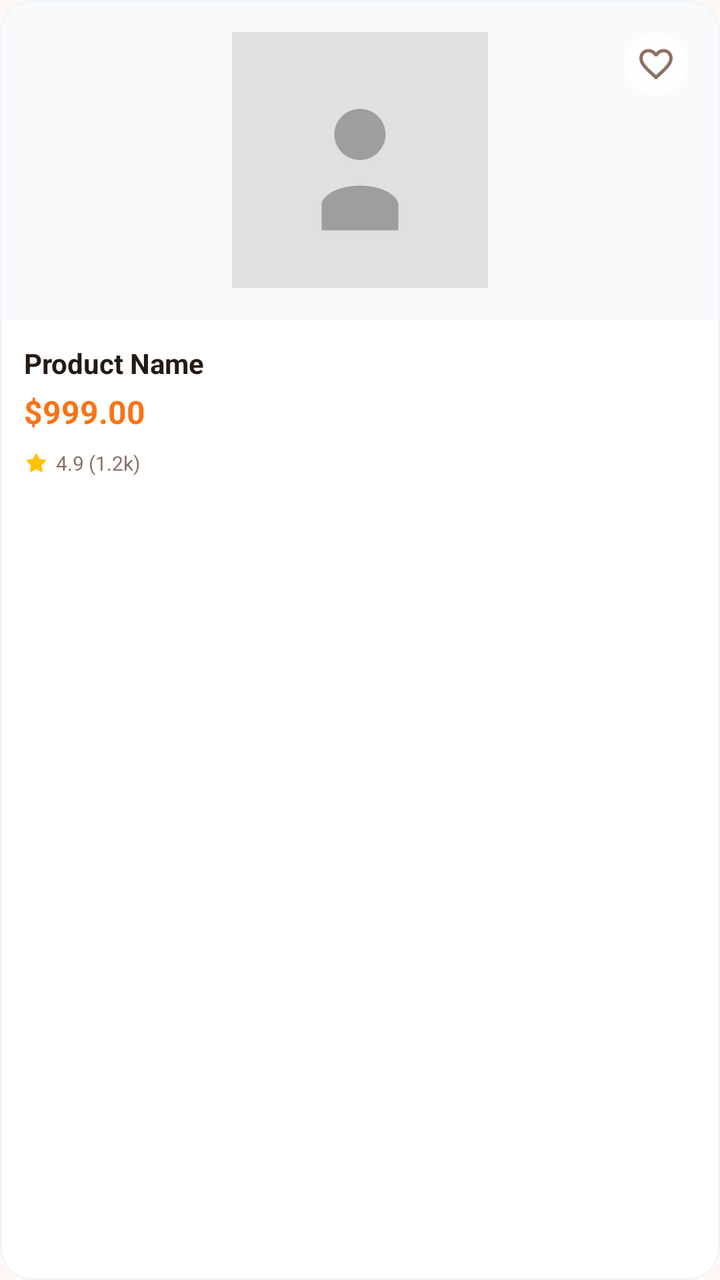
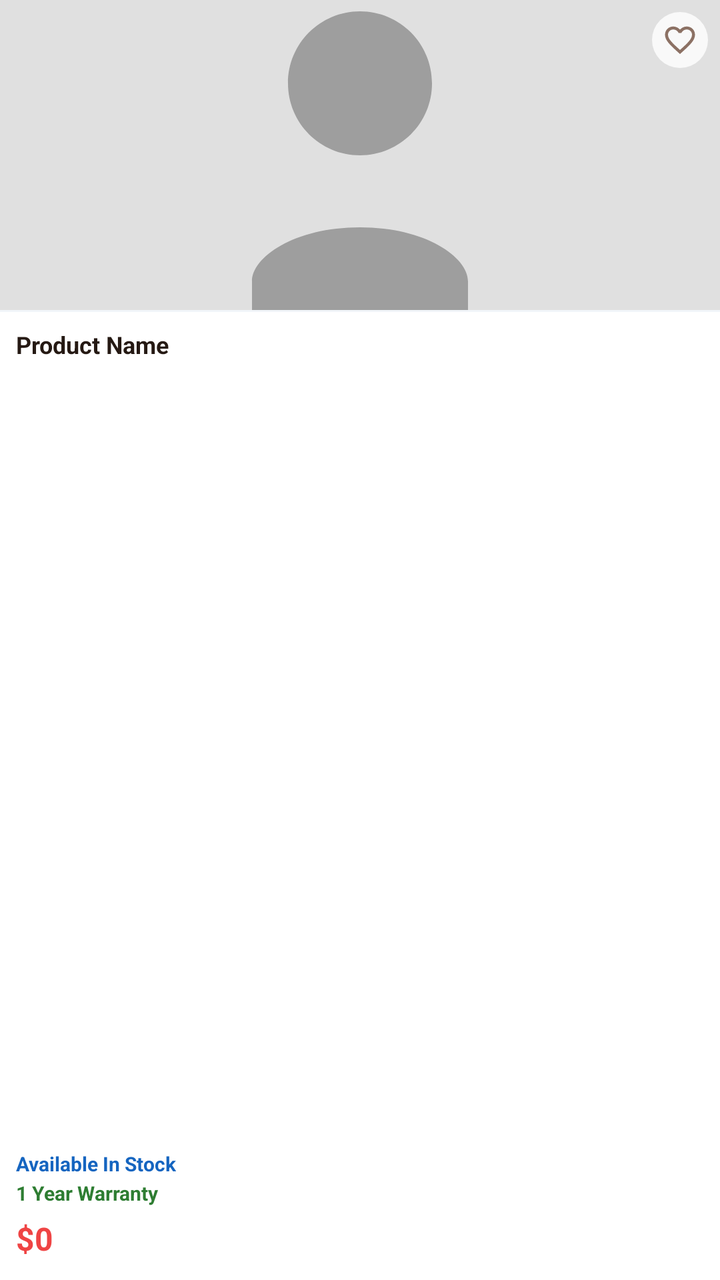

Compare the two renders of this Android layout. The source of the first and the diff that turns it into the second are given below.
<!-- AndroidManifest.xml: application theme Theme.BeckieDealApp -->
<!-- res/layout/product_card.xml -->
<?xml version="1.0" encoding="utf-8"?>
<com.google.android.material.card.MaterialCardView xmlns:android="http://schemas.android.com/apk/res/android"
    xmlns:app="http://schemas.android.com/apk/res-auto"
    android:layout_width="0dp"
    android:layout_height="wrap_content"
    android:layout_columnWeight="1"
    android:layout_margin="6dp"
    app:cardCornerRadius="16dp"
    app:cardElevation="0dp"
    app:strokeWidth="1dp"
    app:strokeColor="@color/border_color"
    app:cardBackgroundColor="@color/surface">

    <LinearLayout
        android:layout_width="match_parent"
        android:layout_height="wrap_content"
        android:orientation="vertical">

        
        <FrameLayout
            android:layout_width="match_parent"
            android:layout_height="160dp"
            android:background="@color/card_bg_secondary"
            android:padding="16dp">

            <ImageView
                android:id="@+id/productImage"
                android:layout_width="match_parent"
                android:layout_height="match_parent"
                android:scaleType="centerInside"
                android:src="@drawable/placeholder_image" />

            <ImageView
                android:id="@+id/favoriteIcon"
                android:layout_width="32dp"
                android:layout_height="32dp"
                android:layout_gravity="top|end"
                android:background="@drawable/favorite_background"
                android:padding="6dp"
                android:src="@drawable/ic_favorite_border"
                app:tint="@color/text_secondary" />

        </FrameLayout>

        
        <LinearLayout
            android:layout_width="match_parent"
            android:layout_height="wrap_content"
            android:orientation="vertical"
            android:padding="12dp">

            <TextView
                android:id="@+id/productName"
                android:layout_width="match_parent"
                android:layout_height="wrap_content"
                android:ellipsize="end"
                android:maxLines="1"
                android:text="Product Name"
                android:textColor="@color/text_primary"
                android:textSize="14sp"
                android:textStyle="bold" />

            <TextView
                android:id="@+id/productPrice"
                android:layout_width="wrap_content"
                android:layout_height="wrap_content"
                android:layout_marginTop="4dp"
                android:text="$999.00"
                android:textColor="@color/primary"
                android:textSize="16sp"
                android:textStyle="bold" />

            <LinearLayout
                android:layout_width="wrap_content"
                android:layout_height="wrap_content"
                android:layout_marginTop="8dp"
                android:gravity="center_vertical"
                android:orientation="horizontal">

                <ImageView
                    android:layout_width="12dp"
                    android:layout_height="12dp"
                    android:src="@android:drawable/btn_star_big_on"
                    app:tint="@color/yellow_star" />

                <TextView
                    android:id="@+id/productRating"
                    android:layout_width="wrap_content"
                    android:layout_height="wrap_content"
                    android:layout_marginStart="4dp"
                    android:text="4.9 (1.2k)"
                    android:textColor="@color/text_secondary"
                    android:textSize="10sp" />

            </LinearLayout>

        </LinearLayout>

    </LinearLayout>

</com.google.android.material.card.MaterialCardView>
<!-- resources referenced by this layout -->
<resources>
  <color name="border_color">#F1F5F9</color>
  <color name="card_bg_secondary">#F8FAFC</color>
  <color name="primary">#F97316</color>
  <color name="surface">#FFFFFF</color>
  <color name="text_primary">#251913</color>
  <color name="text_secondary">#8C7164</color>
  <color name="yellow_star">#FFC107</color>
  <!-- drawable favorite_background (drawable) -->
  <?xml version="1.0" encoding="utf-8"?>
  <shape xmlns:android="http://schemas.android.com/apk/res/android"
      android:shape="oval">
      <solid android:color="#CCFFFFFF" />
  </shape>
  <!-- drawable placeholder_image (drawable) -->
  <?xml version="1.0" encoding="utf-8"?>
  <vector xmlns:android="http://schemas.android.com/apk/res/android"
      android:width="200dp"
      android:height="200dp"
      android:viewportWidth="200"
      android:viewportHeight="200">
  
      
      <path
          android:fillColor="#E0E0E0"
          android:pathData="M0,0h200v200h-200z" />
  
      
      <path
          android:fillColor="#9E9E9E"
          android:pathData="M100,60c11.05,0 20,8.95 20,20s-8.95,20 -20,20 -20,-8.95 -20,-20 8.95,-20 20,-20zM100,120c18.28,0 30,8.28 30,15v20H70v-20c0,-6.72 11.72,-15 30,-15z" />
  </vector>
  <style name="Theme.BeckieDealApp" parent="Base.Theme.BeckieDealApp" />
  <style name="Base.Theme.BeckieDealApp" parent="Theme.Material3.DayNight.NoActionBar">
          <item name="colorPrimary">@color/primary</item>
          <item name="colorOnPrimary">@color/on_primary</item>
          <item name="colorPrimaryContainer">@color/primary_container</item>
          <item name="colorOnPrimaryContainer">@color/on_primary_container</item>
          <item name="android:windowBackground">@color/background</item>
          <item name="colorSurface">@color/surface</item>
          <item name="colorOnSurface">@color/on_surface</item>
          
          <item name="bottomNavigationStyle">@style/Widget.App.BottomNavigationView</item>
      </style>
  <color name="on_primary">#FFFFFF</color>
  <color name="primary_container">#F97316</color>
  <color name="on_primary_container">#582200</color>
  <color name="background">#FFF8F6</color>
  <color name="on_surface">#251913</color>
  <style name="Widget.App.BottomNavigationView" parent="Widget.Material3.BottomNavigationView">
          <item name="itemIconSize">26dp</item>
          <item name="itemIconTint">@color/bottom_nav_color</item>
          <item name="itemTextColor">@color/bottom_nav_color</item>
          <item name="android:background">@android:color/transparent</item>
          <item name="backgroundTint">@android:color/transparent</item>
          <item name="labelVisibilityMode">unlabeled</item>
          <item name="itemActiveIndicatorStyle">@style/Widget.App.BottomNavigationView.ActiveIndicator</item>
      </style>
  <style name="Widget.App.BottomNavigationView.ActiveIndicator" parent="Widget.Material3.BottomNavigationView.ActiveIndicator">
          <item name="android:color">@color/badge_bg</item>
          <item name="android:width">48dp</item>
          <item name="android:height">36dp</item>
          <item name="shapeAppearance">@style/ShapeAppearance.App.BottomNavigationView.ActiveIndicator</item>
      </style>
  <color name="badge_bg">#FFF1EB</color>
  <style name="ShapeAppearance.App.BottomNavigationView.ActiveIndicator" parent="">
          <item name="cornerFamily">rounded</item>
          <item name="cornerSize">50%</item>
      </style>
  <!-- unchanged entries left out for length: 1 -->
</resources>

<!-- the commit's change to res/layout/product_card.xml (unified diff, before → after) -->
@@ -1,98 +1,166 @@
 <?xml version="1.0" encoding="utf-8"?>
-<com.google.android.material.card.MaterialCardView xmlns:android="http://schemas.android.com/apk/res/android"
+<com.google.android.material.card.MaterialCardView
+    xmlns:android="http://schemas.android.com/apk/res/android"
     xmlns:app="http://schemas.android.com/apk/res-auto"
     android:layout_width="0dp"
     android:layout_height="wrap_content"
     android:layout_columnWeight="1"
-    android:layout_margin="6dp"
-    app:cardCornerRadius="16dp"
+    android:layout_gravity="fill_vertical"
+    android:layout_margin="2dp"
+    app:cardCornerRadius="0dp"
     app:cardElevation="0dp"
-    app:strokeWidth="1dp"
-    app:strokeColor="@color/border_color"
+    app:strokeWidth="0dp"
     app:cardBackgroundColor="@color/surface">
 
+    
     <LinearLayout
         android:layout_width="match_parent"
-        android:layout_height="wrap_content"
+        android:layout_height="match_parent"
         android:orientation="vertical">
 
         
         <FrameLayout
             android:layout_width="match_parent"
-            android:layout_height="160dp"
-            android:background="@color/card_bg_secondary"
-            android:padding="16dp">
+            android:layout_height="155dp"
+            android:background="@color/card_bg_secondary">
 
             <ImageView
                 android:id="@+id/productImage"
                 android:layout_width="match_parent"
                 android:layout_height="match_parent"
-                android:scaleType="centerInside"
+                android:scaleType="centerCrop"
                 android:src="@drawable/placeholder_image" />
 
+            
             <ImageView
                 android:id="@+id/favoriteIcon"
-                android:layout_width="32dp"
-                android:layout_height="32dp"
+                android:layout_width="28dp"
+                android:layout_height="28dp"
                 android:layout_gravity="top|end"
+                android:layout_margin="6dp"
                 android:background="@drawable/favorite_background"
-                android:padding="6dp"
+                android:padding="5dp"
                 android:src="@drawable/ic_favorite_border"
                 app:tint="@color/text_secondary" />
 
         </FrameLayout>
 
         
+        <View
+            android:layout_width="match_parent"
+            android:layout_height="1dp"
+            android:background="@color/border_color" />
+
+        
         <LinearLayout
             android:layout_width="match_parent"
-            android:layout_height="wrap_content"
+            android:layout_height="0dp"
+            android:layout_weight="1"
             android:orientation="vertical"
-            android:padding="12dp">
+            android:paddingHorizontal="8dp"
+            android:paddingTop="8dp"
+            android:paddingBottom="10dp">
 
+            
             <TextView
                 android:id="@+id/productName"
                 android:layout_width="match_parent"
                 android:layout_height="wrap_content"
-                android:ellipsize="end"
-                android:maxLines="1"
                 android:text="Product Name"
                 android:textColor="@color/text_primary"
-                android:textSize="14sp"
+                android:textSize="12sp"
+                android:textStyle="bold"
+                android:maxLines="2"
+                android:ellipsize="end" />
+
+            
+            <TextView
+                android:id="@+id/productVariant"
+                android:layout_width="match_parent"
+                android:layout_height="wrap_content"
+                android:layout_marginTop="2dp"
+                android:text=""
+                android:textColor="@color/text_secondary"
+                android:textSize="10sp"
+                android:maxLines="1"
+                android:ellipsize="end"
+                android:visibility="gone" />
+
+            
+            <Space
+                android:layout_width="0dp"
+                android:layout_height="0dp"
+                android:layout_weight="1" />
+
+            
+            <TextView
+                android:id="@+id/stockStatus"
+                android:layout_width="wrap_content"
+                android:layout_height="wrap_content"
+                android:text="Available In Stock"
+                android:textColor="#1565C0"
+                android:textSize="10sp"
                 android:textStyle="bold" />
 
+            
+            <TextView
+                android:id="@+id/warrantyText"
+                android:layout_width="wrap_content"
+                android:layout_height="wrap_content"
+                android:layout_marginTop="1dp"
+                android:text="1 Year Warranty"
+                android:textColor="#2E7D32"
+                android:textSize="10sp"
+                android:textStyle="bold" />
+
+            
+            <TextView
+                android:id="@+id/skuText"
+                android:layout_width="wrap_content"
+                android:layout_height="wrap_content"
+                android:layout_marginTop="1dp"
+                android:text=""
+                android:textColor="#00897B"
+                android:textSize="10sp"
+                android:textStyle="bold"
+                android:visibility="gone" />
+
+            
             <TextView
                 android:id="@+id/productPrice"
                 android:layout_width="wrap_content"
                 android:layout_height="wrap_content"
-                android:layout_marginTop="4dp"
-                android:text="$999.00"
-                android:textColor="@color/primary"
+                android:layout_marginTop="5dp"
+                android:text="$0"
+                android:textColor="@color/red_error"
                 android:textSize="16sp"
                 android:textStyle="bold" />
 
-            <LinearLayout
+            
+            <TextView
+                android:id="@+id/productSpecs"
+                android:layout_width="match_parent"
+                android:layout_height="wrap_content"
+                android:layout_marginTop="4dp"
+                android:text=""
+                android:textColor="@color/text_secondary"
+                android:textSize="10sp"
+                android:lineSpacingMultiplier="1.3"
+                android:maxLines="3"
+                android:ellipsize="end"
+                android:visibility="gone" />
+
+            
+            <TextView
+                android:id="@+id/freeItemsText"
                 android:layout_width="wrap_content"
                 android:layout_height="wrap_content"
-                android:layout_marginTop="8dp"
-                android:gravity="center_vertical"
-                android:orientation="horizontal">
-
-                <ImageView
-                    android:layout_width="12dp"
-                    android:layout_height="12dp"
-                    android:src="@android:drawable/btn_star_big_on"
-                    app:tint="@color/yellow_star" />
-
-                <TextView
-                    android:id="@+id/productRating"
-                    android:layout_width="wrap_content"
-                    android:layout_height="wrap_content"
-                    android:layout_marginStart="4dp"
-                    android:text="4.9 (1.2k)"
-                    android:textColor="@color/text_secondary"
-                    android:textSize="10sp" />
-
-            </LinearLayout>
+                android:layout_marginTop="2dp"
+                android:text=""
+                android:textColor="@color/red_error"
+                android:textSize="10sp"
+                android:textStyle="italic"
+                android:visibility="gone" />
 
         </LinearLayout>
 
<!-- resource entries referenced after the edit -->
@@ -2,11 +2,11 @@
 <resources>
   <color name="border_color">#F1F5F9</color>
   <color name="card_bg_secondary">#F8FAFC</color>
+  <color name="red_error">#EF4444</color>
   <color name="primary">#F97316</color>
   <color name="surface">#FFFFFF</color>
   <color name="text_primary">#251913</color>
   <color name="text_secondary">#8C7164</color>
-  <color name="yellow_star">#FFC107</color>
   <!-- drawable favorite_background (drawable) -->
   <?xml version="1.0" encoding="utf-8"?>
   <shape xmlns:android="http://schemas.android.com/apk/res/android"
@@ -46,7 +46,7 @@
   <color name="on_primary">#FFFFFF</color>
   <color name="primary_container">#F97316</color>
   <color name="on_primary_container">#582200</color>
-  <color name="background">#FFF8F6</color>
+  <color name="background">#FFFFFF</color>
   <color name="on_surface">#251913</color>
   <style name="Widget.App.BottomNavigationView" parent="Widget.Material3.BottomNavigationView">
           <item name="itemIconSize">26dp</item>
